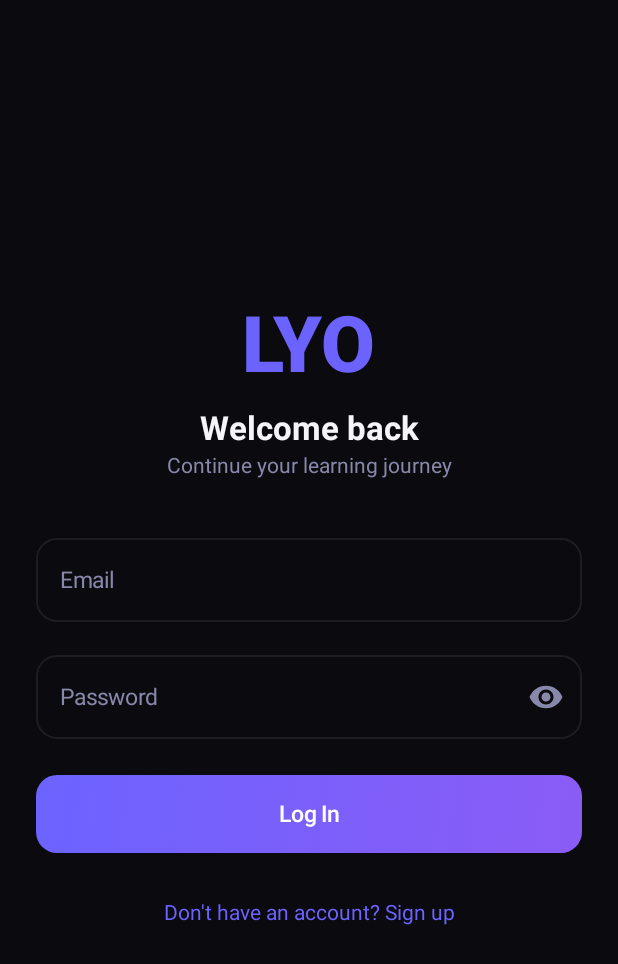
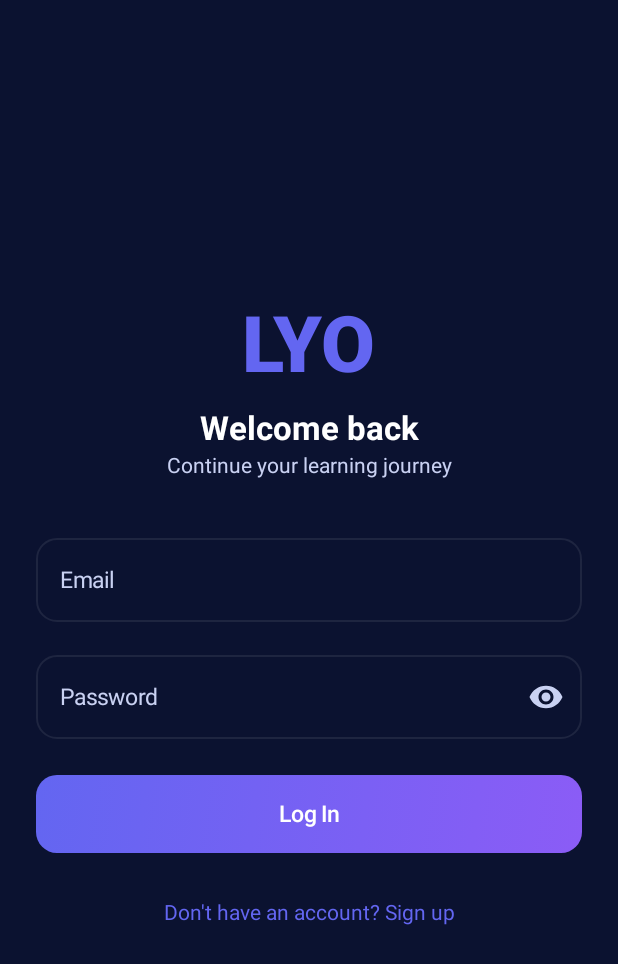
Before and after one commit to Hectorg0827/Lyo_Da_One, an Android app built with Jetpack Compose: the screen it shows after launch (MainActivity), on a phone screen of 412 x 824 dp. Shown: the top 964 px of the screen. Run offline under Robolectric (Android 15) with nearby library versions, the phone set to English and light mode, and no system bars; pictures from the network do not load.

Commit message:
Consolidate web/iOS/Android into one tree; unify design tokens on iOS
Merges the iOS branch (claude/ai-test-prep-feature-r4MYH) and the
web/Android branch (claude/analyze-production-readiness-1pGKe), which had
never shared git history, into one working tree.

Adds design-tokens.json as the canonical source of truth, extracted from
iOS's existing DesignTokens.swift, and aligns Android's Theme.kt and web's
tailwind.config.ts/globals.css to the same hex values — previously all
three platforms used three different, independently invented palettes.

Documents the full cross-platform consistency/sync strategy in
ARCHITECTURE.md, including the existing (but unused by any client)
multi-device sync service in the LyoBackendJune backend.

```diff
--- a/android/app/src/main/java/com/lyo/app/ui/theme/Theme.kt
+++ b/android/app/src/main/java/com/lyo/app/ui/theme/Theme.kt
@@ -10,20 +10,25 @@ import androidx.compose.ui.text.TextStyle
 import androidx.compose.ui.text.font.FontWeight
 import androidx.compose.ui.unit.sp
 
-// LYO palette — matches the web app (globals.css) and iOS look
-val LyoPurple = Color(0xFF6C63FF)
-val LyoViolet = Color(0xFF8B5CF6)
+// LYO palette — generated from /design-tokens.json (source of truth: iOS Sources/Core/DesignTokens.swift).
+// Do not hand-edit hex values here; update design-tokens.json and mirror the change.
+val LyoPurple = Color(0xFF6366F1) // brand.primary
+val LyoViolet = Color(0xFF8B5CF6) // brand.secondary
+val LyoVioletLight = Color(0xFFA78BFA) // brand.secondaryLight
+val LyoMagenta = Color(0xFFD946EF) // brand.accentMagenta
+val LyoGold = Color(0xFFD9B24C) // brand.accentGold
 val LyoPink = Color(0xFFEC4899)
-val LyoAmber = Color(0xFFF59E0B)
-val LyoGreen = Color(0xFF22C55E)
-val LyoBlue = Color(0xFF3B82F6)
-val LyoRed = Color(0xFFEF4444)
+val LyoAmber = Color(0xFFF59E0B) // semantic.warning
+val LyoGreen = Color(0xFF10B981) // semantic.success
+val LyoBlue = Color(0xFF3B82F6) // semantic.info
+val LyoRed = Color(0xFFEF4444) // semantic.danger
 
-val Background = Color(0xFF0A0A0F)
-val Surface = Color(0xFF111118)
-val SurfaceElevated = Color(0xFF16161F)
-val TextPrimary = Color(0xFFF5F5F7)
-val TextSecondary = Color(0xFF8888AA)
+val Background = Color(0xFF0B1230) // surface.background
+val Surface = Color(0xFF0E173D) // surface.surface
+val SurfaceElevated = Color(0xFF2A2D3A) // surface.surfaceElevated
+val SurfaceHighlight = Color(0xFF343847) // surface.surfaceHighlight
+val TextPrimary = Color(0xFFFFFFFF) // text.primary
+val TextSecondary = Color(0xFFC9D1F2) // text.secondary
 val BorderColor = Color(0x14FFFFFF) // white @ 8%
 
 private val LyoColorScheme = darkColorScheme(
```
Also changed, not shown: 4 other files.
